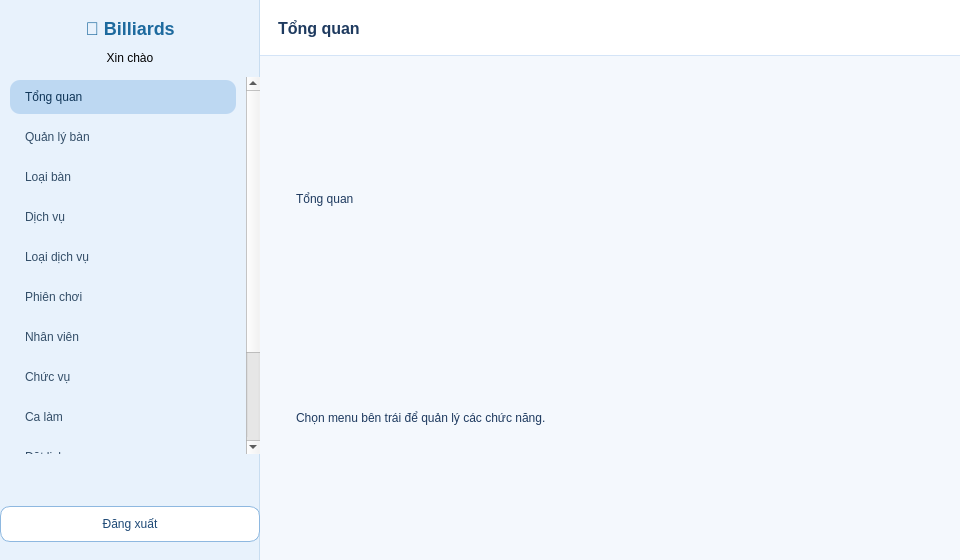
This is app/ui/main.ui in thaieaut-engineer/Cong-nghe-phan-mem as Qt 5 draws it before an edit. The edited form follows.
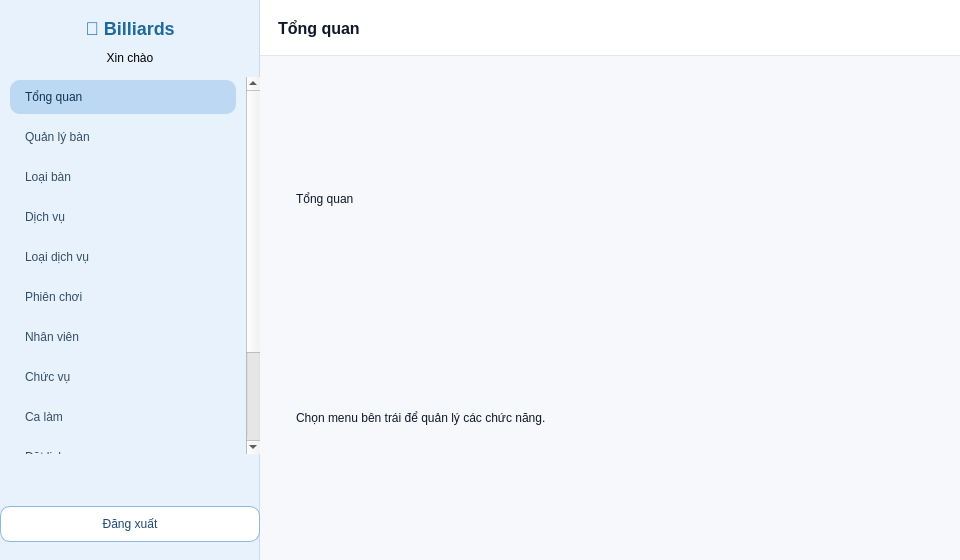
This is the edited form.

Diff of the .ui file:
```diff
--- a/app/ui/main.ui
+++ b/app/ui/main.ui
@@ -185,7 +185,12 @@
       </sizepolicy>
      </property>
      <property name="styleSheet">
-      <string notr="true">QFrame#content{background:#f4f8fd;} QLabel{color:#1e3a5f;} QFrame#topbar{background:#ffffff;border-bottom:1px solid #d4e4f7;} QStackedWidget{background:transparent;} QFrame.pageCard{background:#ffffff;border:1px solid #d4e4f7;border-radius:16px;} QLabel.pageTitle{font-size:18px;font-weight:700;}</string>
+      <string notr="true">QFrame#content{background:#f6f8fc;}
+QLabel{color:#0f172a;}
+QFrame#topbar{background:#ffffff;border-bottom:1px solid #e5e7eb;}
+QStackedWidget{background:transparent;}
+QFrame.pageCard{background:#ffffff;border:1px solid #e5e7eb;border-radius:16px;}
+QLabel.pageTitle{font-size:18px;font-weight:800;color:#0f172a;}</string>
      </property>
      <layout class="QVBoxLayout" name="contentLayout">
       <property name="leftMargin">
```
